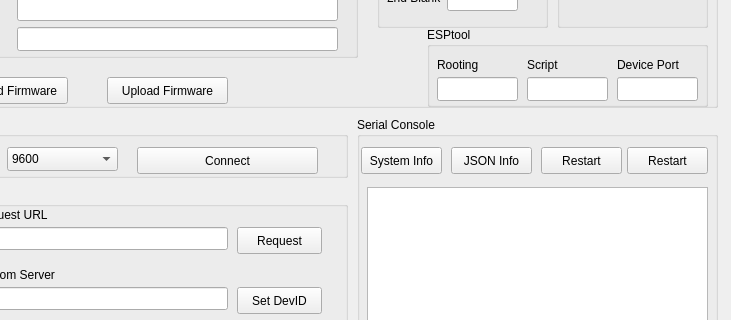
Qt form tools/esp8266tool.ui (SafeVisionID/esp8266-dev) before a commit; both pictures show x 83 to 814 and y 133 to 453 of the 814 by 600 pixel window.
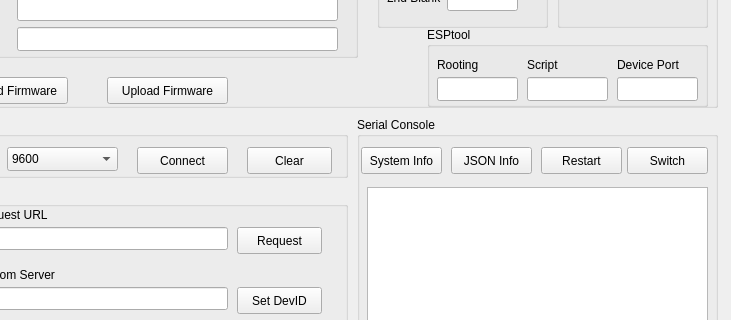
The same form after that commit.

What changed in the file:
```diff
--- a/tools/esp8266tool.ui
+++ b/tools/esp8266tool.ui
@@ -624,7 +624,7 @@
       <rect>
        <x>210</x>
        <y>30</y>
-       <width>181</width>
+       <width>91</width>
        <height>27</height>
       </rect>
      </property>
@@ -632,6 +632,19 @@
       <string>Connect</string>
      </property>
     </widget>
+    <widget class="QPushButton" name="btnClear">
+     <property name="geometry">
+      <rect>
+       <x>320</x>
+       <y>30</y>
+       <width>85</width>
+       <height>27</height>
+      </rect>
+     </property>
+     <property name="text">
+      <string>Clear</string>
+     </property>
+    </widget>
    </widget>
    <widget class="QGroupBox" name="Console">
     <property name="geometry">
@@ -691,7 +704,7 @@
       </rect>
      </property>
      <property name="text">
-      <string>Restart</string>
+      <string>Switch</string>
      </property>
     </widget>
     <widget class="QPushButton" name="btnInfoSystem">
```
Left out of the diff: 20 changed lines with no effect on the pictures.
